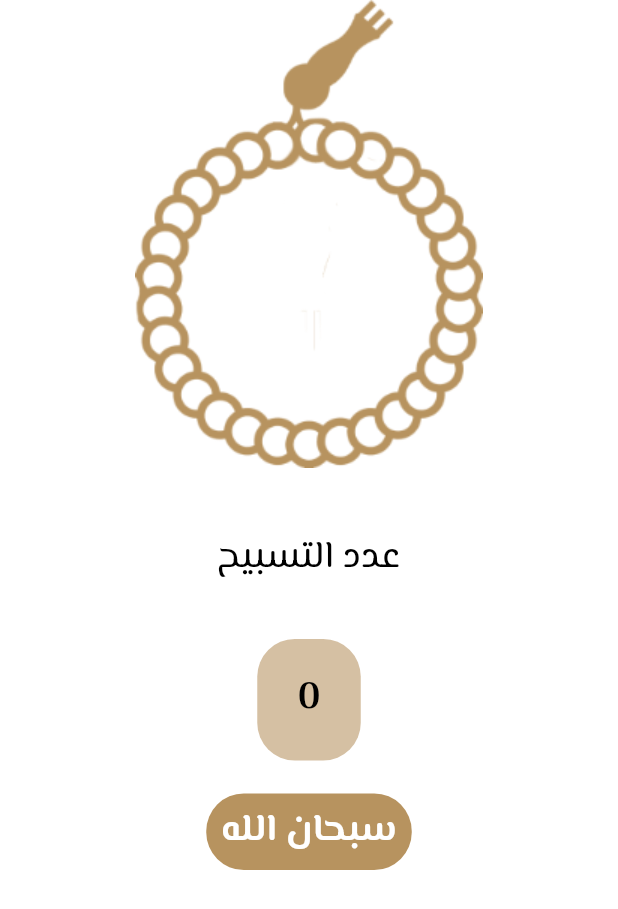
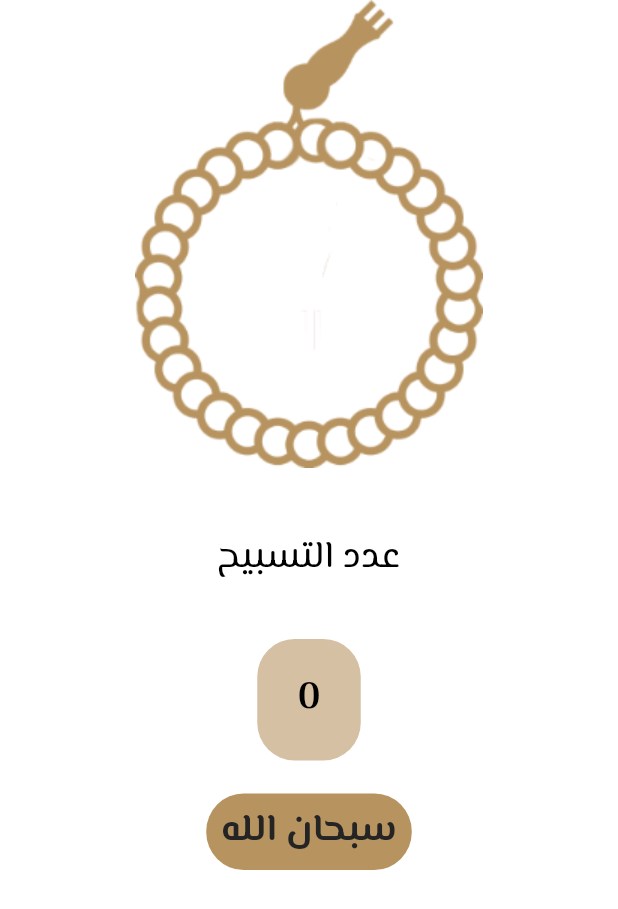
Before and after one commit to MahmoudAlsayes/islamy_mahmoud, a Flutter app: the SebhaTab screen opened directly, on a phone screen of 412 x 824 dp. Shown: the top 909 px of the screen. Run offline on Flutter 3.47's test engine with Material 2 defaults, Android fonts, the phone set to English and light mode, and no system bars; our stand-ins replace google_fonts.

Commit message:
change color of bodyMedium

```diff
--- a/lib/myThemeData.dart
+++ b/lib/myThemeData.dart
@@ -15,7 +15,7 @@ class MyThemeData {
       bodyMedium: GoogleFonts.elMessiri(
         fontSize: 25,
         fontWeight: FontWeight.w700,
-        color: Color(0xffffffff),
+        color: blackColor,
       ),
       bodyLarge: GoogleFonts.elMessiri(
         fontSize: 30,
```
